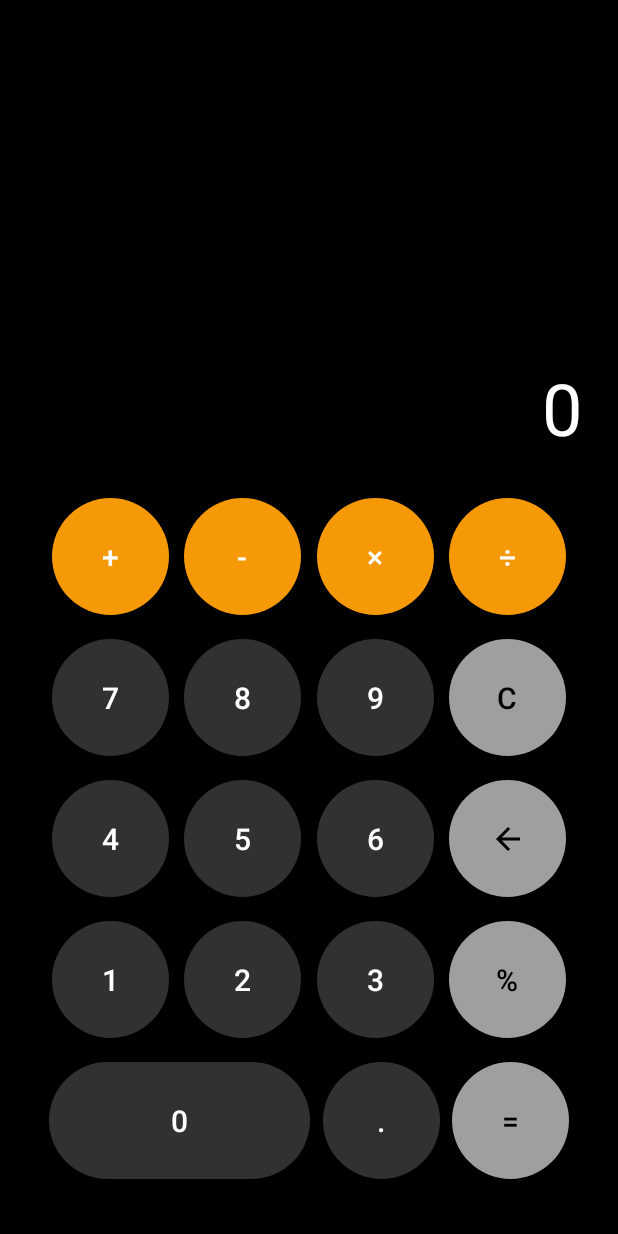
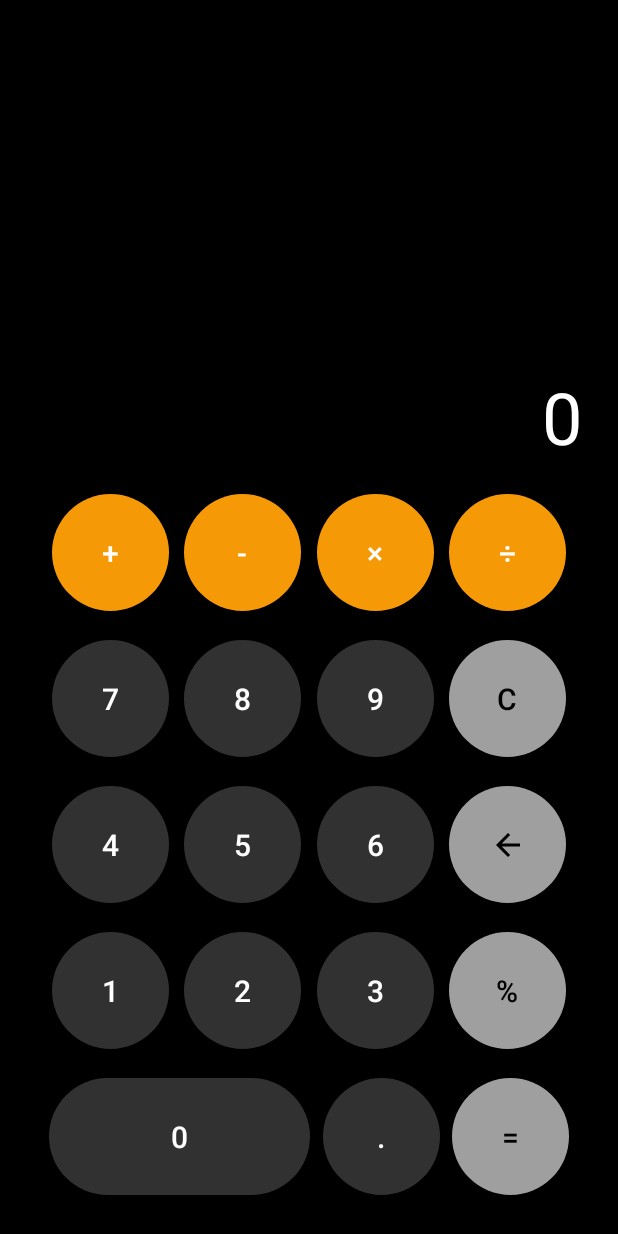
Before and after one commit to manarkhaledx/Calculator, an Android app: the layout activity_main.xml on its own in the app's theme, with its tools: preview values and no code run, on a phone screen of 412 x 824 dp. Run offline under Robolectric (Android 15) with nearby library versions, the phone set to English and light mode, and no system bars.

Commit message:
reminder fixed

```diff
--- a/app/src/main/java/com/example/calculator/MainActivity.kt
+++ b/app/src/main/java/com/example/calculator/MainActivity.kt
@@ -3,6 +3,7 @@ package com.example.calculator
 import android.os.Bundle
 import android.view.View
 import android.widget.Button
+import android.widget.Toast
 import androidx.appcompat.app.AppCompatActivity
 import com.example.calculator.databinding.ActivityMainBinding
 import kotlin.math.absoluteValue
@@ -87,6 +88,7 @@ class MainActivity : AppCompatActivity() {
             return formatOutput(result)
 
     }
+
     private fun formatOutput(value: Double): Any {
         val threshold = 1e10
         return if (value.absoluteValue >= threshold) {
@@ -102,10 +104,19 @@ class MainActivity : AppCompatActivity() {
     }
 
     private fun prepareOperation(operation: Operation) {
-        lastNum = binding.resultTv.text.toString().toDouble()
+        val inputText = binding.resultTv.text.toString()
+
+        if (inputText.isEmpty()) {
+            Toast.makeText(this, "Please enter a number first", Toast.LENGTH_SHORT).show()
+            return
+        }
+
+        lastNum = inputText.toDouble()
         clearInput()
         currentOperation = operation
     }
+
+
 
     private fun clearInput() {
         binding.resultTv.text = ""
--- a/app/src/main/res/layout/activity_main.xml
+++ b/app/src/main/res/layout/activity_main.xml
@@ -12,22 +12,23 @@
         android:id="@+id/result_tv"
         android:layout_width="match_parent"
         android:layout_height="wrap_content"
-        android:layout_marginTop="@dimen/margin_gaint"
+        android:layout_marginTop="@dimen/_170sdp"
         android:gravity="end"
         android:maxLength="13"
-        android:text="@string/_0"
+        tools:text="@string/_0"
         android:textColor="@color/white"
+        android:textColorHighlight="#65FFAA00"
+        android:textIsSelectable="true"
         android:textSize="@dimen/textGiant"
-        android:textIsSelectable="true"
-        android:textColorHighlight="#65FFAA00"
-        app:layout_constraintTop_toTopOf="parent" />
+        app:layout_constraintTop_toTopOf="parent"
+        tools:layout_editor_absoluteX="24dp" />
 
     <androidx.appcompat.widget.AppCompatButton
         android:id="@+id/plus_btn"
         style="@style/Buttons_Style.operations"
         android:layout_width="@dimen/_60sdp"
         android:layout_height="@dimen/_60sdp"
-        android:layout_marginTop="28dp"
+        android:layout_marginTop="@dimen/_15sdp"
         android:gravity="center"
         android:text="@string/plus"
         android:textSize="@dimen/buttton_text"
@@ -35,7 +36,8 @@
         app:layout_constraintEnd_toStartOf="@+id/minus_btn"
         app:layout_constraintHorizontal_bias="0.5"
         app:layout_constraintStart_toStartOf="parent"
-        app:layout_constraintTop_toBottomOf="@+id/result_tv" />
+        app:layout_constraintTop_toBottomOf="@+id/result_tv"
+        tools:ignore="TextContrastCheck" />
 
     <androidx.appcompat.widget.AppCompatButton
         android:id="@+id/divided_btn"
@@ -46,10 +48,13 @@
         android:text="@string/divided"
         android:textSize="@dimen/buttton_text"
         app:backgroundTint="@null"
+        app:layout_constraintBottom_toTopOf="@+id/c_btn"
         app:layout_constraintEnd_toEndOf="parent"
         app:layout_constraintHorizontal_bias="0.5"
         app:layout_constraintStart_toEndOf="@+id/multi_btn"
-        app:layout_constraintTop_toTopOf="@+id/plus_btn" />
+        app:layout_constraintTop_toTopOf="@+id/plus_btn"
+        app:layout_constraintVertical_bias="0.0"
+        tools:ignore="TextContrastCheck" />
 
     <androidx.appcompat.widget.AppCompatButton
         android:id="@+id/reminder_btn"
@@ -60,10 +65,12 @@
         android:text="@string/reminder"
         android:textSize="@dimen/buttton_text"
         app:backgroundTint="@null"
+        app:layout_constraintBottom_toTopOf="@+id/equal_btn"
         app:layout_constraintEnd_toEndOf="parent"
         app:layout_constraintHorizontal_bias="0.5"
         app:layout_constraintStart_toEndOf="@+id/no3_btn"
-        app:layout_constraintTop_toTopOf="@+id/no1_btn" />
+        app:layout_constraintTop_toTopOf="@+id/no1_btn"
+        app:layout_constraintVertical_bias="0.0" />
 
     <androidx.appcompat.widget.AppCompatButton
         android:id="@+id/equal_btn"
@@ -74,17 +81,19 @@
         android:text="@string/equal"
         android:textSize="@dimen/buttton_text"
         app:backgroundTint="@null"
+        app:layout_constraintBottom_toBottomOf="parent"
         app:layout_constraintEnd_toEndOf="parent"
         app:layout_constraintHorizontal_bias="0.5"
         app:layout_constraintStart_toEndOf="@+id/dot_btn"
-        app:layout_constraintTop_toTopOf="@+id/no0_btn" />
+        app:layout_constraintTop_toTopOf="@+id/no0_btn"
+        app:layout_constraintVertical_bias="0.0" />
 
     <androidx.appcompat.widget.AppCompatButton
         android:id="@+id/no1_btn"
         style="@style/Buttons_Style.numbers"
         android:layout_width="@dimen/_60sdp"
         android:layout_height="@dimen/_60sdp"
-        android:layout_marginTop="16dp"
+        android:layout_marginTop="@dimen/_15sdp"
         android:gravity="center"
         android:text="@string/_1"
         android:textSize="@dimen/buttton_text"
@@ -100,7 +109,7 @@
         style="@style/Buttons_Style.numbers"
         android:layout_width="@dimen/_60sdp"
         android:layout_height="@dimen/_60sdp"
-        android:layout_marginTop="16dp"
+        android:layout_marginTop="@dimen/_15sdp"
         android:gravity="center"
         android:onClick="onClickNumber"
         android:text="@string/_4"
@@ -120,10 +129,12 @@
         android:text="@string/multiplication"
         android:textSize="@dimen/buttton_text"
         app:backgroundTint="@null"
+        app:layout_constraintBottom_toTopOf="@+id/no9_btn"
         app:layout_constraintEnd_toStartOf="@+id/divided_btn"
         app:layout_constraintHorizontal_bias="0.5"
         app:layout_constraintStart_toEndOf="@+id/minus_btn"
         app:layout_constraintTop_toTopOf="@+id/plus_btn"
+        app:layout_constraintVertical_bias="0.0"
         tools:ignore="TextContrastCheck" />
 
     <androidx.appcompat.widget.AppCompatButton
@@ -132,14 +143,16 @@
         android:layout_width="@dimen/_60sdp"
         android:layout_height="@dimen/_60sdp"
         android:gravity="center"
+        android:onClick="onClickNumber"
         android:text="@string/_5"
         android:textSize="@dimen/buttton_text"
-        android:onClick="onClickNumber"
         app:backgroundTint="@null"
+        app:layout_constraintBottom_toTopOf="@+id/no2_btn"
         app:layout_constraintEnd_toStartOf="@+id/no6_btn"
         app:layout_constraintHorizontal_bias="0.5"
         app:layout_constraintStart_toEndOf="@+id/no4_btn"
-        app:layout_constraintTop_toTopOf="@+id/no4_btn" />
+        app:layout_constraintTop_toTopOf="@+id/no4_btn"
+        app:layout_constraintVertical_bias="0.0" />
 
     <androidx.appcompat.widget.AppCompatButton
         android:id="@+id/dot_btn"
@@ -147,14 +160,16 @@
         android:layout_width="@dimen/_60sdp"
         android:layout_height="@dimen/_60sdp"
         android:gravity="center"
+        android:onClick="onClickNumber"
         android:text="@string/dot"
         android:textSize="@dimen/buttton_text"
         app:backgroundTint="@null"
-        android:onClick="onClickNumber"
+        app:layout_constraintBottom_toBottomOf="parent"
         app:layout_constraintEnd_toStartOf="@+id/equal_btn"
         app:layout_constraintHorizontal_bias="0.5"
         app:layout_constraintStart_toEndOf="@+id/no0_btn"
-        app:layout_constraintTop_toTopOf="@+id/no0_btn" />
+        app:layout_constraintTop_toTopOf="@+id/no0_btn"
+        app:layout_constraintVertical_bias="0.0" />
 
     <androidx.appcompat.widget.AppCompatButton
         android:id="@+id/no8_btn"
@@ -162,21 +177,23 @@
         android:layout_width="@dimen/_60sdp"
         android:layout_height="@dimen/_60sdp"
         android:gravity="center"
+        android:onClick="onClickNumber"
         android:text="@string/_8"
-        android:onClick="onClickNumber"
         android:textSize="@dimen/buttton_text"
         app:backgroundTint="@null"
+        app:layout_constraintBottom_toTopOf="@+id/no5_btn"
         app:layout_constraintEnd_toStartOf="@+id/no9_btn"
         app:layout_constraintHorizontal_bias="0.5"
         app:layout_constraintStart_toEndOf="@+id/no7_btn"
-        app:layout_constraintTop_toTopOf="@+id/no7_btn" />
+        app:layout_constraintTop_toTopOf="@+id/no7_btn"
+        app:layout_constraintVertical_bias="0.0" />
 
     <androidx.appcompat.widget.AppCompatButton
         android:id="@+id/no7_btn"
         style="@style/Buttons_Style.numbers"
         android:layout_width="@dimen/_60sdp"
         android:layout_height="@dimen/_60sdp"
-        android:layout_marginTop="16dp"
+        android:layout_marginTop="@dimen/_15sdp"
         android:gravity="center"
         android:text="@string/_7"
         android:onClick="onClickNumber"
@@ -196,10 +213,12 @@
         android:text="@string/c"
         android:textSize="@dimen/buttton_text"
         app:backgroundTint="@null"
+        app:layout_constraintBottom_toTopOf="@+id/backspce_btn"
         app:layout_constraintEnd_toEndOf="parent"
         app:layout_constraintHorizontal_bias="0.5"
         app:layout_constraintStart_toEndOf="@+id/no9_btn"
-        app:layout_constraintTop_toTopOf="@+id/no7_btn" />
+        app:layout_constraintTop_toTopOf="@+id/no7_btn"
+        app:layout_constraintVertical_bias="0.0" />
 
     <androidx.appcompat.widget.AppCompatButton
         android:id="@+id/no9_btn"
@@ -207,14 +226,16 @@
         android:layout_width="@dimen/_60sdp"
         android:layout_height="@dimen/_60sdp"
         android:gravity="center"
+        android:onClick="onClickNumber"
         android:text="@string/_9"
-        android:onClick="onClickNumber"
         android:textSize="@dimen/buttton_text"
         app:backgroundTint="@null"
+        app:layout_constraintBottom_toTopOf="@+id/no6_btn"
         app:layout_constraintEnd_toStartOf="@+id/c_btn"
         app:layout_constraintHorizontal_bias="0.5"
         app:layout_constraintStart_toEndOf="@+id/no8_btn"
-        app:layout_constraintTop_toTopOf="@+id/no7_btn" />
+        app:layout_constraintTop_toTopOf="@+id/no7_btn"
+        app:layout_constraintVertical_bias="0.0" />
 
     <ImageButton
         android:id="@+id/backspce_btn"
@@ -222,29 +243,35 @@
         android:layout_width="@dimen/_60sdp"
         android:layout_height="@dimen/_60sdp"
         android:gravity="center"
+        android:src="@drawable/baseline_arrow_back_space"
         android:textSize="@dimen/buttton_text"
         app:backgroundTint="@null"
-        android:src="@drawable/baseline_arrow_back_space"
+        app:layout_constraintBottom_toTopOf="@+id/reminder_btn"
         app:layout_constraintEnd_toEndOf="parent"
         app:layout_constraintHorizontal_bias="0.5"
         app:layout_constraintStart_toEndOf="@+id/no6_btn"
-        app:layout_constraintTop_toTopOf="@+id/no4_btn" />
+        app:layout_constraintTop_toTopOf="@+id/no4_btn"
+        app:layout_constraintVertical_bias="0.0"
+        tools:ignore="ContentDescription,SpeakableTextPresentCheck"/>
 
     <androidx.appcompat.widget.AppCompatButton
         android:id="@+id/no0_btn"
         style="@style/Buttons_Style.number0"
         android:layout_width="174dp"
         android:layout_height="@dimen/_60sdp"
-        android:layout_marginTop="16dp"
+        android:layout_marginTop="@dimen/_15sdp"
         android:gravity="center"
         android:onClick="onClickNumber"
         android:text="@string/_0"
         android:textSize="@dimen/buttton_text"
         app:backgroundTint="@null"
+        app:layout_constraintBottom_toBottomOf="parent"
         app:layout_constraintEnd_toStartOf="@+id/dot_btn"
         app:layout_constraintHorizontal_bias="0.5"
         app:layout_constraintStart_toStartOf="parent"
-        app:layout_constraintTop_toBottomOf="@+id/no1_btn" />
+        app:layout_constraintTop_toBottomOf="@+id/no1_btn"
+        app:layout_constraintVertical_bias="0.0"
+        tools:ignore="DuplicateSpeakableTextCheck" />
 
     <androidx.appcompat.widget.AppCompatButton
         android:id="@+id/no6_btn"
@@ -252,14 +279,16 @@
         android:layout_width="@dimen/_60sdp"
         android:layout_height="@dimen/_60sdp"
         android:gravity="center"
+        android:onClick="onClickNumber"
         android:text="@string/_6"
         android:textSize="@dimen/buttton_text"
         app:backgroundTint="@null"
-        android:onClick="onClickNumber"
+        app:layout_constraintBottom_toTopOf="@+id/no3_btn"
         app:layout_constraintEnd_toStartOf="@+id/backspce_btn"
         app:layout_constraintHorizontal_bias="0.5"
         app:layout_constraintStart_toEndOf="@+id/no5_btn"
-        app:layout_constraintTop_toTopOf="@+id/no4_btn" />
+        app:layout_constraintTop_toTopOf="@+id/no4_btn"
+        app:layout_constraintVertical_bias="0.0" />
 
     <androidx.appcompat.widget.AppCompatButton
         android:id="@+id/no3_btn"
@@ -267,14 +296,16 @@
         android:layout_width="@dimen/_60sdp"
         android:layout_height="@dimen/_60sdp"
         android:gravity="center"
+        android:onClick="onClickNumber"
         android:text="@string/_3"
-        android:onClick="onClickNumber"
         android:textSize="@dimen/buttton_text"
         app:backgroundTint="@null"
+        app:layout_constraintBottom_toTopOf="@+id/dot_btn"
         app:layout_constraintEnd_toStartOf="@+id/reminder_btn"
         app:layout_constraintHorizontal_bias="0.5"
         app:layout_constraintStart_toEndOf="@+id/no2_btn"
-        app:layout_constraintTop_toTopOf="@+id/no1_btn" />
+        app:layout_constraintTop_toTopOf="@+id/no1_btn"
+        app:layout_constraintVertical_bias="0.0" />
 
     <androidx.appcompat.widget.AppCompatButton
         android:id="@+id/no2_btn"
@@ -282,14 +313,16 @@
         android:layout_width="@dimen/_60sdp"
         android:layout_height="@dimen/_60sdp"
         android:gravity="center"
+        android:onClick="onClickNumber"
         android:text="@string/_2"
         android:textSize="@dimen/buttton_text"
         app:backgroundTint="@null"
-        android:onClick="onClickNumber"
+        app:layout_constraintBottom_toTopOf="@+id/no0_btn"
         app:layout_constraintEnd_toStartOf="@+id/no3_btn"
         app:layout_constraintHorizontal_bias="0.5"
         app:layout_constraintStart_toEndOf="@+id/no1_btn"
-        app:layout_constraintTop_toTopOf="@+id/no1_btn" />
+        app:layout_constraintTop_toTopOf="@+id/no1_btn"
+        app:layout_constraintVertical_bias="0.0" />
 
     <androidx.appcompat.widget.AppCompatButton
         android:id="@+id/minus_btn"
@@ -300,9 +333,12 @@
         android:text="@string/minus"
         android:textSize="@dimen/buttton_text"
         app:backgroundTint="@null"
+        app:layout_constraintBottom_toTopOf="@+id/no8_btn"
         app:layout_constraintEnd_toStartOf="@+id/multi_btn"
         app:layout_constraintHorizontal_bias="0.5"
         app:layout_constraintStart_toEndOf="@+id/plus_btn"
-        app:layout_constraintTop_toTopOf="@+id/plus_btn" />
+        app:layout_constraintTop_toTopOf="@+id/plus_btn"
+        app:layout_constraintVertical_bias="0.0"
+        tools:ignore="TextContrastCheck" />
 
 </androidx.constraintlayout.widget.ConstraintLayout>
```
